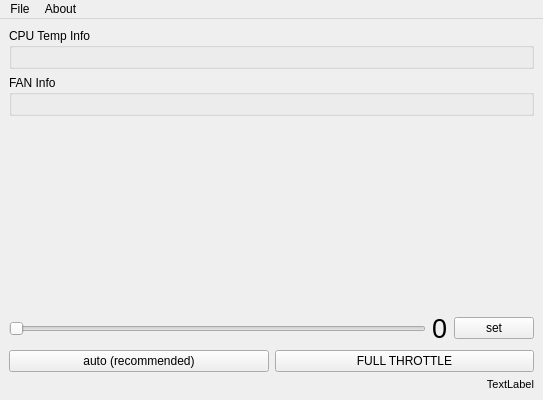
Qt form src/ui/main.ui (zocker-160/thinkfan-ui) before a commit.
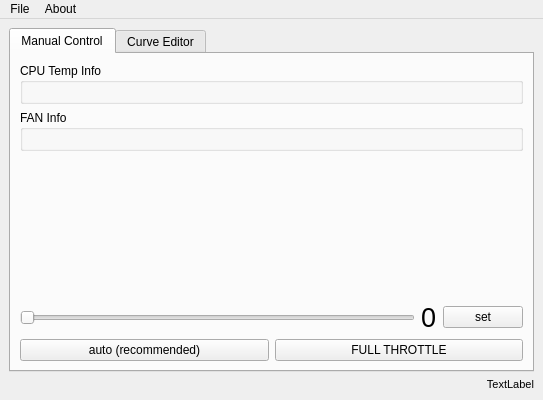
The same form after that commit. Icons and pictures are not drawn.

```diff
--- a/src/ui/main.ui
+++ b/src/ui/main.ui
@@ -19,6 +19,16 @@
   <widget class="QWidget" name="centralwidget">
    <layout class="QVBoxLayout" name="verticalLayout">
     <item>
+     <widget class="QTabWidget" name="tabWidget">
+      <property name="currentIndex">
+       <number>0</number>
+      </property>
+      <widget class="QWidget" name="tabManualControl">
+       <attribute name="title">
+        <string>Manual Control</string>
+       </attribute>
+       <layout class="QVBoxLayout" name="verticalLayout_4">
+        <item>
      <widget class="QGroupBox" name="cpuTempGroup">
       <property name="title">
        <string>CPU Temp Info</string>
@@ -108,6 +118,15 @@
        </widget>
       </item>
      </layout>
+        </item>
+       </layout>
+      </widget>
+      <widget class="QWidget" name="tabCurveEditor">
+       <attribute name="title">
+        <string>Curve Editor</string>
+       </attribute>
+      </widget>
+     </widget>
     </item>
     <item>
      <widget class="QLabel" name="versionLabel">
```
Lines whose indentation alone changed are shown as unchanged.
